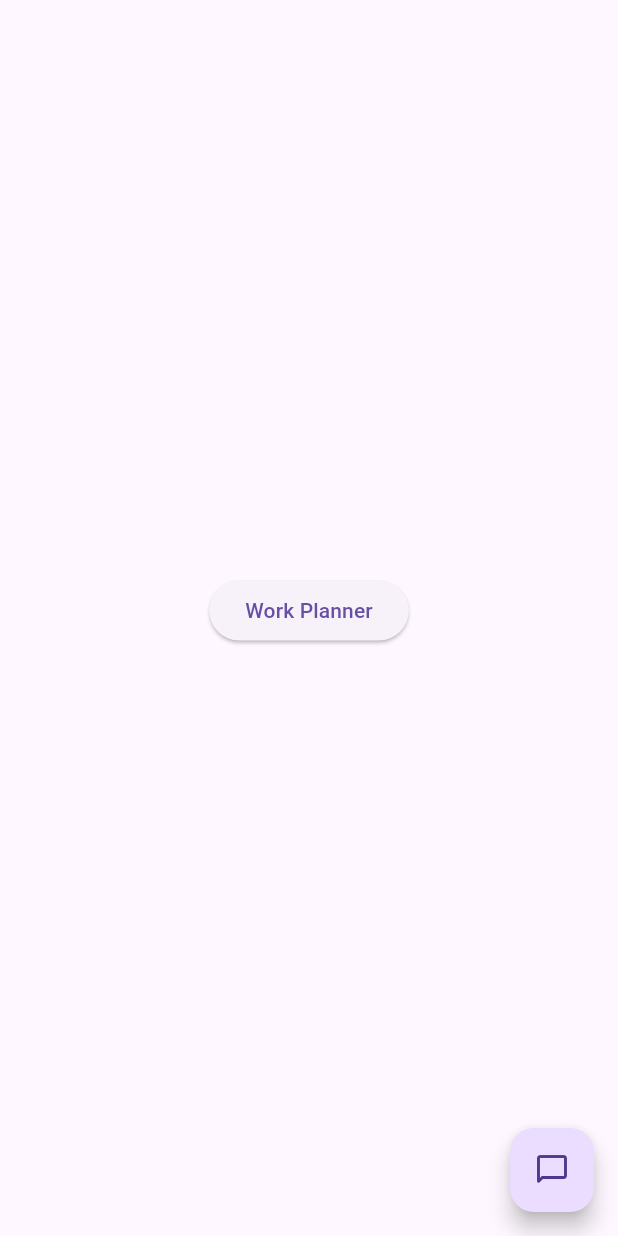
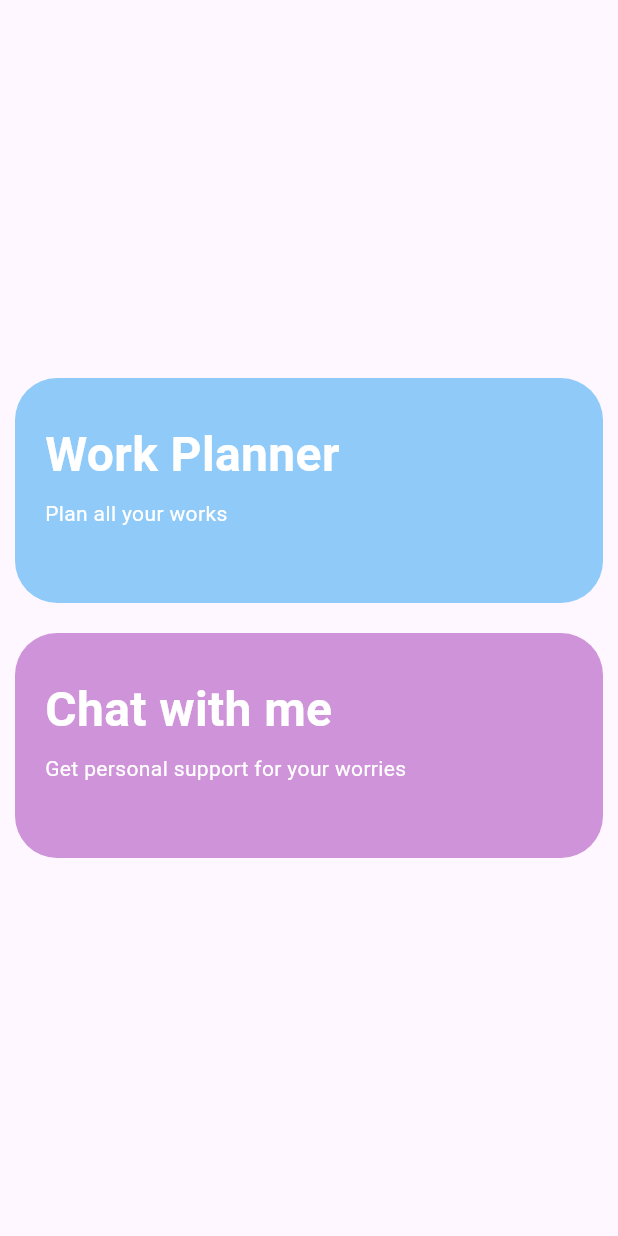
Before and after one commit to jydv402/Bytestream_EDEN_3.0, a Flutter app: the screen it shows after launch, on a phone screen of 412 x 824 dp. Run offline on Flutter 3.47's test engine with Material 3 defaults, Android fonts, the phone set to English and light mode, and no system bars; our stand-ins replace dash_chat_2, flutter_gemini, image_picker, shared_preferences.

Commit message:
Setup homepage ui

```diff
--- /dev/null
+++ b/lib/assets/buttons.dart
@@ -0,0 +1,51 @@
+import 'package:flutter/material.dart';
+
+class MainButton extends StatelessWidget {
+  final String pageName;
+  final String pageDesc;
+  final String pageRoute;
+  final Color color;
+
+  const MainButton(
+      {super.key,
+      required this.pageName,
+      required this.pageDesc,
+      required this.pageRoute,
+      required this.color});
+
+  @override
+  Widget build(BuildContext context) {
+    return Padding(
+      padding: const EdgeInsets.all(10),
+      child: GestureDetector(
+        onTap: () {
+          Navigator.pushNamed(context, pageRoute);
+        },
+        child: Container(
+          padding: const EdgeInsets.only(left: 20),
+          alignment: Alignment.centerLeft,
+          decoration: BoxDecoration(
+              borderRadius: BorderRadius.circular(28), color: color),
+          height: 150,
+          width: 500,
+          child: Column(
+              mainAxisAlignment: MainAxisAlignment.start,
+              crossAxisAlignment: CrossAxisAlignment.start,
+              children: [
+                const SizedBox(height: 28),
+                Text(pageName,
+                    textAlign: TextAlign.left,
+                    style: const TextStyle(
+                        color: Colors.white,
+                        fontSize: 32,
+                        fontWeight: FontWeight.bold)),
+                const SizedBox(height: 6),
+                Text(pageDesc,
+                    textAlign: TextAlign.left,
+                    style: const TextStyle(color: Colors.white, fontSize: 14)),
+              ]),
+        ),
+      ),
+    );
+  }
+}
--- a/lib/start.dart
+++ b/lib/start.dart
@@ -1,3 +1,4 @@
+import 'package:bytestream/assets/buttons.dart';
 import 'package:flutter/material.dart';
 
 class MyHomePage extends StatelessWidget {
@@ -6,29 +7,24 @@ class MyHomePage extends StatelessWidget {
   @override
   Widget build(BuildContext context) {
     return Scaffold(
-      body: SafeArea(
-        child: Center(
+      body: Center(
           child: Column(
-            mainAxisAlignment: MainAxisAlignment.center,
-            children: [
-              ElevatedButton(
-                  onPressed: () {
-                    Navigator.pushNamed(context, '/todo');
-                  },
-                  child: const Text("Work Planner")),
-              const SizedBox(
-                height: 10,
-              ),
-            ],
+        mainAxisAlignment: MainAxisAlignment.center,
+        children: [
+          MainButton(
+            color: Colors.blue.shade200,
+            pageName: "Work Planner",
+            pageDesc: "Plan all your works",
+            pageRoute: "/todo",
           ),
-        ),
-      ),
-      floatingActionButton: FloatingActionButton(
-        onPressed: () {
-          Navigator.pushNamed(context, '/home');
-        },
-        child: const Icon(Icons.chat_bubble_outline_rounded),
-      ),
+          MainButton(
+            color: Colors.purple.shade200,
+            pageName: "Chat with me",
+            pageDesc: "Get personal support for your worries",
+            pageRoute: "/home",
+          ),
+        ],
+      )),
     );
   }
 }
```
